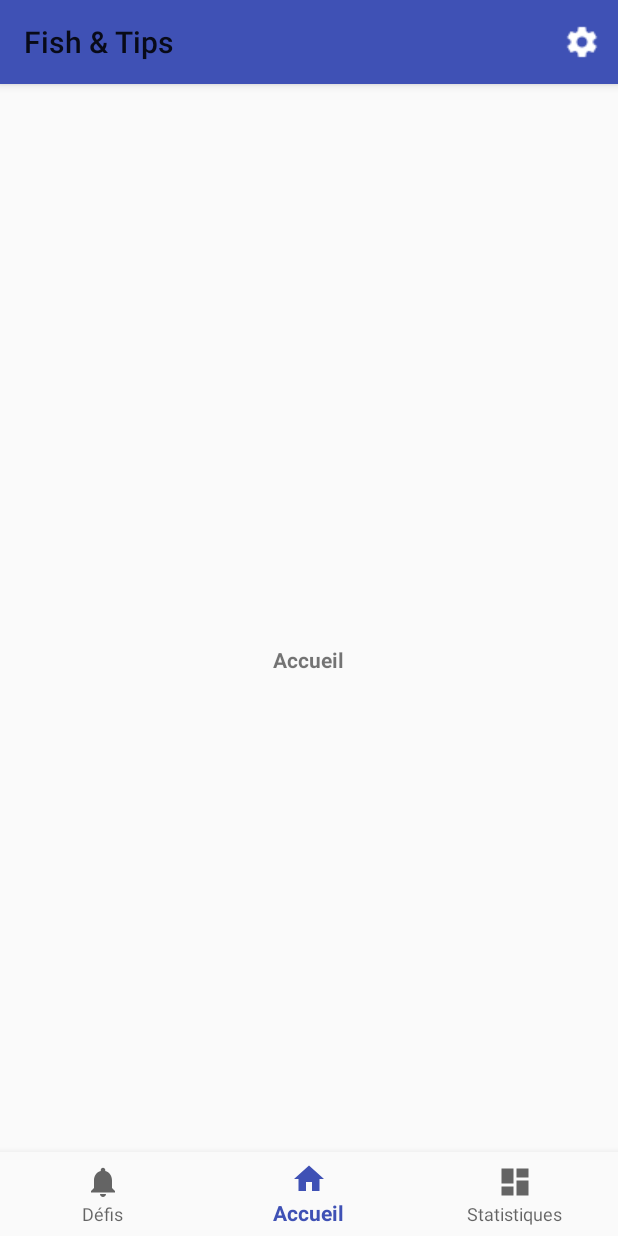
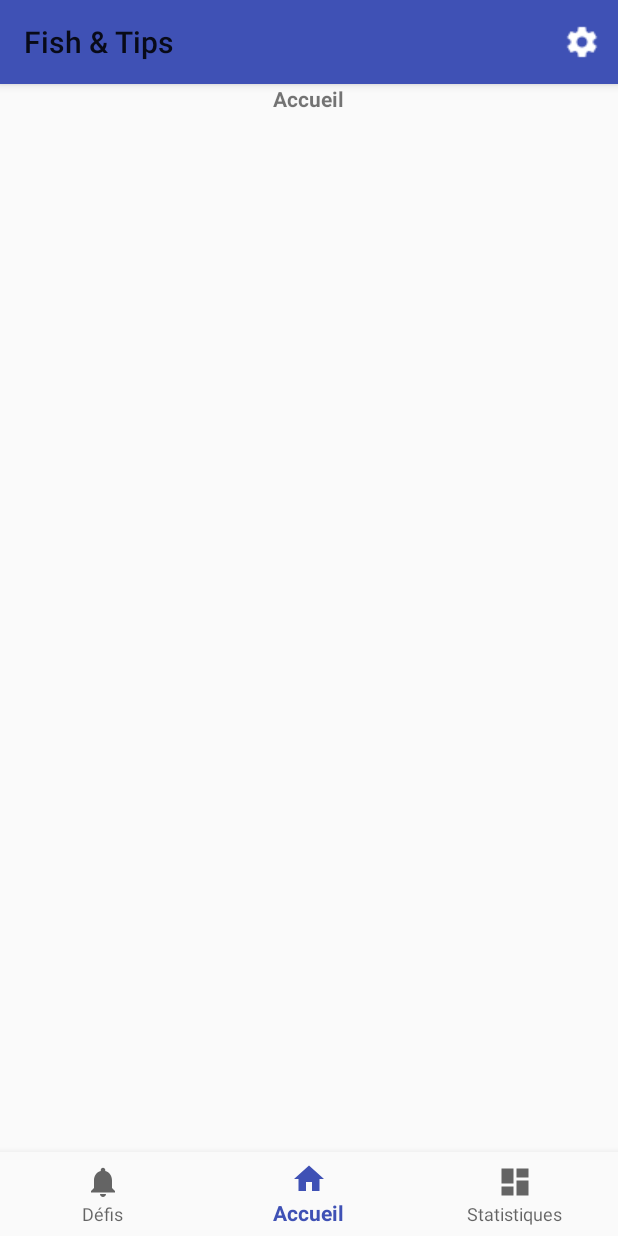
Before and after one commit to Atmos4/IHM, an Android app: the screen it shows after launch (MainActivity), on a phone screen of 412 x 824 dp. Run offline under Robolectric (Android 15) with nearby library versions, the phone set to English and light mode, and no system bars.

Commit message:
Correction de bugs graphiques

```diff
--- a/app/src/main/java/fr/insalyon/hexarem/ihm/MainActivity.java
+++ b/app/src/main/java/fr/insalyon/hexarem/ihm/MainActivity.java
@@ -122,6 +122,8 @@ public class MainActivity extends AppCompatActivity {
         switch (item.getItemId()) {
             case R.id.action_settings:
                 // User chose the "Settings" item, loads the SettingsFragment
+                if (myToolbar.getTitle().equals("Paramètres"))
+                    return true;
                 myToolbar.setTitle(R.string.action_settings);
                 navBarSelectedId =0;
                 fragmentManager.beginTransaction()
--- a/app/src/main/res/layout/activity_main.xml
+++ b/app/src/main/res/layout/activity_main.xml
@@ -27,13 +27,15 @@
         app:layout_constraintRight_toRightOf="parent"
         app:menu="@menu/navigation_menu"/>
 
-    <RelativeLayout
+    <ScrollView
         android:id="@+id/main_content"
-        android:layout_width="match_parent"
-        android:layout_height="match_parent"
-        android:layout_marginTop="?attr/actionBarSize"
-        app:layout_constraintLeft_toLeftOf="parent">
+        android:layout_width="0dp"
+        android:layout_height="0dp"
+        app:layout_constraintTop_toBottomOf="@id/my_toolbar"
+        app:layout_constraintBottom_toTopOf="@id/navigation"
+        app:layout_constraintLeft_toLeftOf="parent"
+        app:layout_constraintRight_toRightOf="parent">
 
-    </RelativeLayout>
+    </ScrollView>
 
 </android.support.constraint.ConstraintLayout>
```
